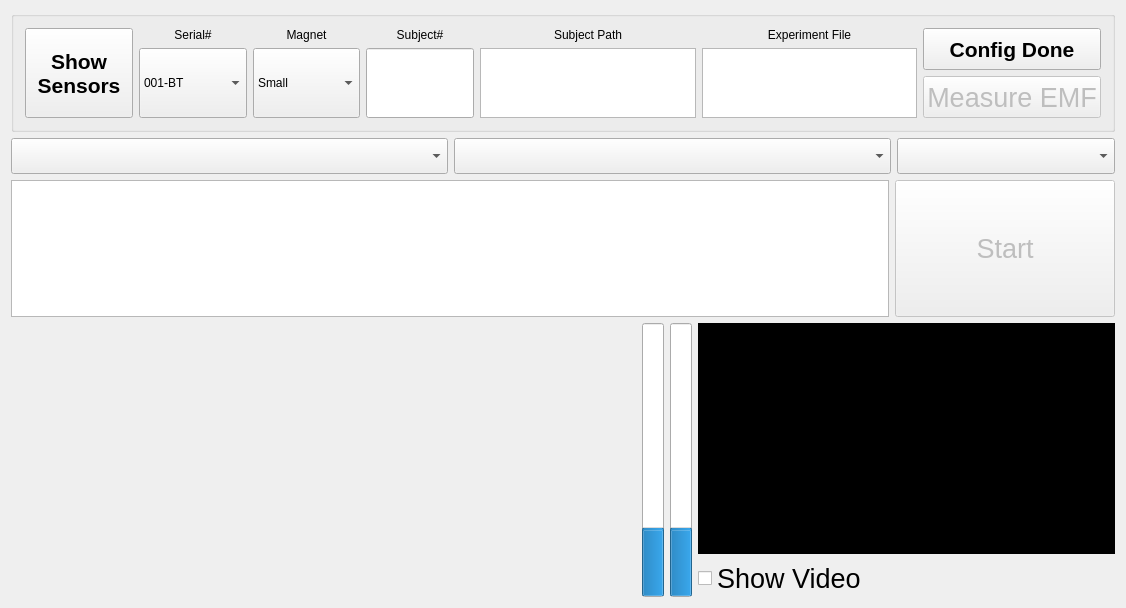
This is tts_gui_experiment/TTS_GUI.ui in Sebnor-Doc/Collect_Data as Qt 5 draws it before an edit. The edited form follows.
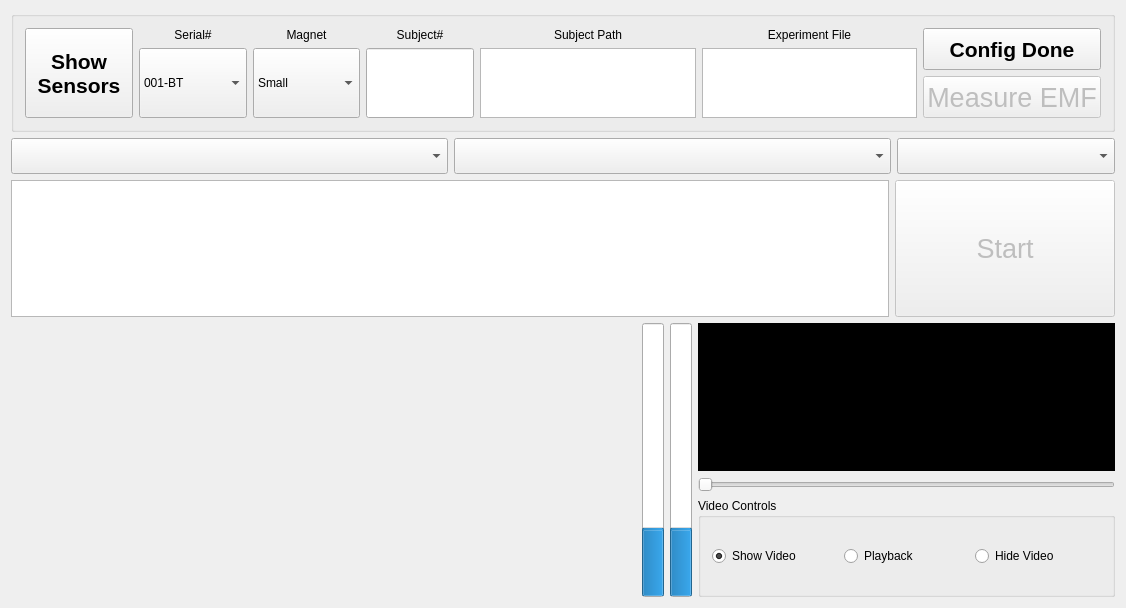
This is the edited form. Custom widgets are drawn as their Qt base class.

Commit message: Implement Video Playback feature

The edit to the form file:
```diff
--- a/tts_gui_experiment/TTS_GUI.ui
+++ b/tts_gui_experiment/TTS_GUI.ui
@@ -407,7 +407,7 @@
        </layout>
       </item>
       <item>
-       <layout class="QVBoxLayout" name="videoLay" stretch="3,1">
+       <layout class="QVBoxLayout" name="videoLay" stretch="3,1,2">
         <item>
          <widget class="QLabel" name="videoFeed">
           <property name="sizePolicy">
@@ -434,15 +434,49 @@
          </widget>
         </item>
         <item>
-         <widget class="QCheckBox" name="showVideoCheckBox">
-          <property name="font">
-           <font>
-            <pointsize>20</pointsize>
-           </font>
+         <widget class="QSlider" name="videoSlider">
+          <property name="orientation">
+           <enum>Qt::Horizontal</enum>
           </property>
-          <property name="text">
-           <string>Show Video</string>
+         </widget>
+        </item>
+        <item>
+         <widget class="QGroupBox" name="videoContolsGroupBox">
+          <property name="sizePolicy">
+           <sizepolicy hsizetype="Preferred" vsizetype="Preferred">
+            <horstretch>0</horstretch>
+            <verstretch>0</verstretch>
+           </sizepolicy>
           </property>
+          <property name="title">
+           <string>Video Controls</string>
+          </property>
+          <layout class="QHBoxLayout" name="horizontalLayout_2">
+           <item>
+            <widget class="QRadioButton" name="videoShowRadio">
+             <property name="text">
+              <string>Show Video</string>
+             </property>
+             <property name="checked">
+              <bool>true</bool>
+             </property>
+            </widget>
+           </item>
+           <item>
+            <widget class="QRadioButton" name="videoPlaybackRadio">
+             <property name="text">
+              <string>Playback</string>
+             </property>
+            </widget>
+           </item>
+           <item>
+            <widget class="QRadioButton" name="videoHideRadio">
+             <property name="text">
+              <string>Hide Video</string>
+             </property>
+            </widget>
+           </item>
+          </layout>
          </widget>
         </item>
        </layout>
```
The commit also changes 4 other files.
